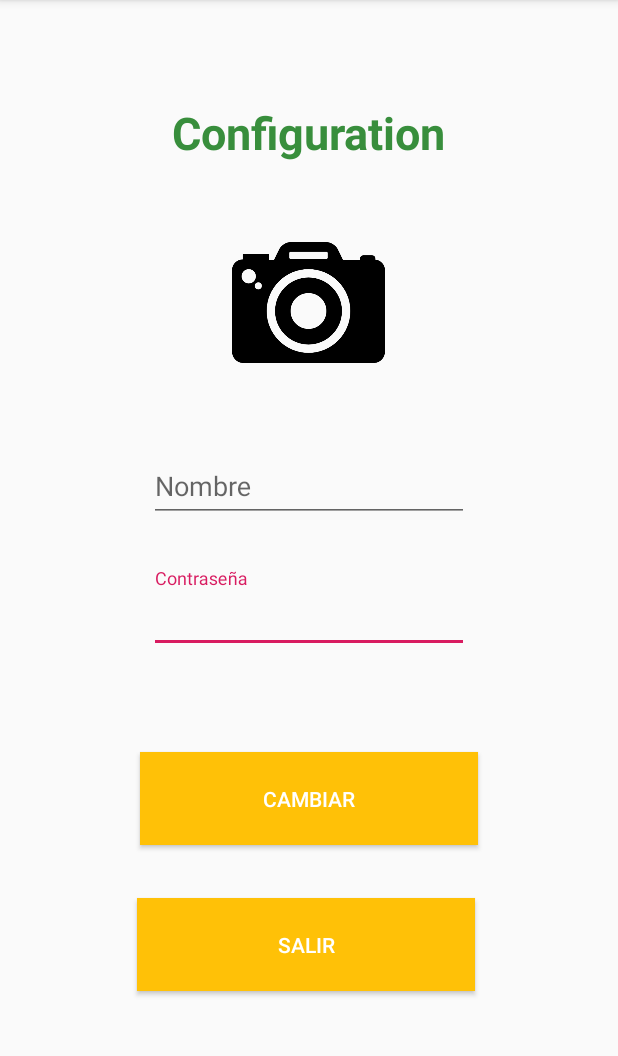
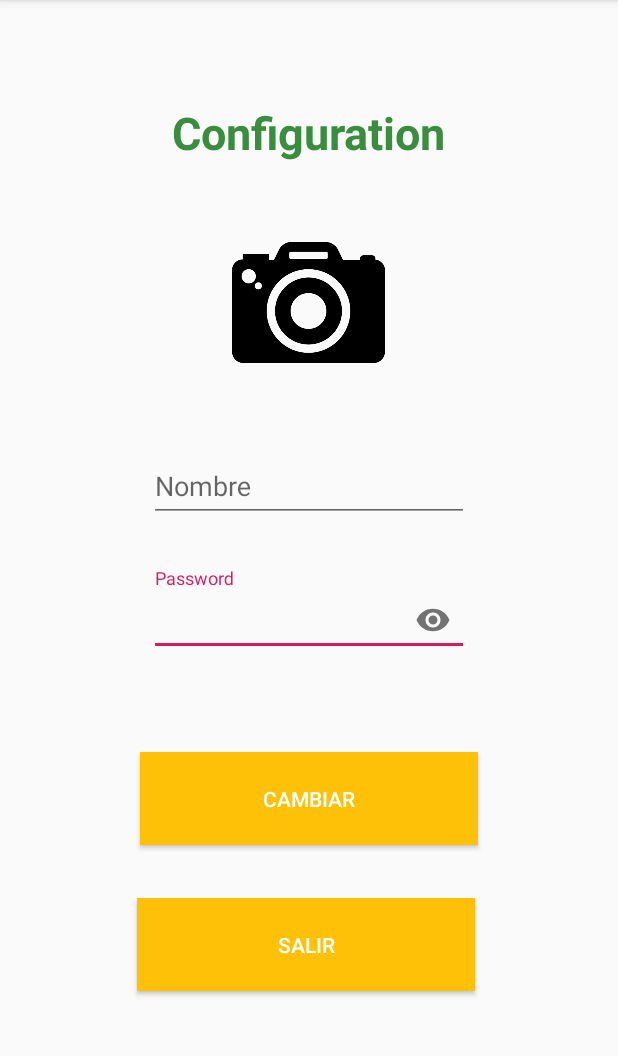
Before and after one commit to AnaBeatrizGilGlez/TFG, an Android app: the Configuracion screen opened directly, with no data from a screen before it, after a tap on an icon or button, on a phone screen of 412 x 824 dp, the part 84-1140 px from its top. Run offline under Robolectric (Android 15) with nearby library versions, the phone set to English and light mode, and no system bars; our stand-ins replace Firebase (no records; nobody signed in at launch, a user with empty details on screens opened directly).

Commit message:
Permite cambiar contraseña, foto y nombre usuario

```diff
--- a/app/src/main/java/com/example/busguideapplication/Configuracion.java
+++ b/app/src/main/java/com/example/busguideapplication/Configuracion.java
@@ -3,6 +3,7 @@ package com.example.busguideapplication;
 import android.content.Intent;
 import android.net.Uri;
 import android.os.Bundle;
+import android.provider.MediaStore;
 import android.support.annotation.Nullable;
 import android.support.v7.app.AppCompatActivity;
 import android.util.Log;
@@ -10,6 +11,7 @@ import android.view.View;
 import android.widget.Button;
 import android.widget.EditText;
 import android.widget.ImageView;
+import android.widget.Toast;
 import com.google.firebase.auth.FirebaseAuth;
 import com.google.firebase.auth.FirebaseUser;
 import com.google.firebase.auth.UserInfo;
@@ -18,35 +20,34 @@ import com.google.firebase.auth.UserProfileChangeRequest;
 public class Configuracion extends AppCompatActivity {
     private static final int CHOOSE_IMAGE = 101;
     private static final String TAG = "Configuracion";
-    EditText contraseña,Nombre;
-    Button cambiar,salir;
+    EditText Contraseña,Nombre;
     ImageView camarafotos;
 
     Uri uriprofile;
-    FirebaseAuth mAuth;
-    Integer aux;
+    String aux="1";
 
     @Override
     protected void onCreate(Bundle savedInstanceState) {
         super.onCreate(savedInstanceState);
         setContentView(R.layout.configuracion);
 
-        //contraseña = findViewById(R.id.contraseña);
+        Contraseña = findViewById(R.id.contraseña);
         Nombre = findViewById(R.id.Nombre);
-        if(!Nombre.equals(null)){
-            aux=1;
-        }
-        /*cambiar= findViewById(R.id.cambiar);
-        salir = findViewById(R.id.salir);
         camarafotos=findViewById(R.id.camarafotos);
-        */
+
         FirebaseAuth firebaseAuth= FirebaseAuth.getInstance();
         FirebaseUser user=firebaseAuth.getCurrentUser();
+        Log.i(TAG, "Usuario" + user.getEmail());
         if (user != null) {
             for (UserInfo profile : user.getProviderData()) {
                 String name = profile.getDisplayName();
+                Uri photoUrl=profile.getPhotoUrl();
                 if(name!=null){
                     Nombre.setText(name);
+                }
+
+                if(photoUrl!=null){
+                    camarafotos.setImageURI(photoUrl);
                 }
             }
         }
@@ -54,21 +55,53 @@ public class Configuracion extends AppCompatActivity {
     }
 
     public void Cambiar_Foto(View view){
-        //showImageChooser();
+        Intent gallery= new Intent(Intent.ACTION_PICK, MediaStore.Images.Media.INTERNAL_CONTENT_URI);
+        startActivityForResult(gallery,CHOOSE_IMAGE);
     }
 
     public void Salir(View view){
-        startActivity(new Intent(Configuracion.this,Ruta.class));
+        startActivity(new Intent(Configuracion.this,Inicio.class));
     }
 
     public void Cambiar_Datos(View view){
         FirebaseAuth firebaseAuth= FirebaseAuth.getInstance();
         FirebaseUser user=firebaseAuth.getCurrentUser();
-        String nombre_nuevo=Nombre.getText().toString();
-        UserProfileChangeRequest profileUpdates = new UserProfileChangeRequest.Builder()
-                .setDisplayName(nombre_nuevo).build();
-        user.updateProfile(profileUpdates);
-        Log.i(TAG,"here"+ nombre_nuevo);
-        startActivity(new Intent(Configuracion.this,Inicio.class));
+        if(!Nombre.getText().toString().isEmpty()) {
+            String nombre_nuevo = Nombre.getText().toString();
+            UserProfileChangeRequest profileUpdates = new UserProfileChangeRequest.Builder()
+                    .setDisplayName(nombre_nuevo).build();
+            user.updateProfile(profileUpdates);
+        }
+
+        if(!Contraseña.getText().toString().isEmpty()){
+            String contraseña_nueva=Contraseña.getText().toString().trim();
+            if(contraseña_nueva.length()< 6){
+                Toast.makeText(this, "La contraseña tiene que tener un tamaño superior o igual a 6. No se ha cambiado la contraseña", Toast.LENGTH_SHORT).show();
+            }else {
+                user.updatePassword(contraseña_nueva);
+                startActivity(new Intent(Configuracion.this,Inicio.class));
+                finish();
+            }
+        }else{
+            startActivity(new Intent(Configuracion.this,Inicio.class));
+        }
+
+        if(aux.equals("1")){
+            startActivity(new Intent(Configuracion.this,Inicio.class));
+        }
+    }
+
+    @Override
+    protected void onActivityResult(int requestCode, int resultCode, Intent data){
+        if(resultCode==RESULT_OK && requestCode==CHOOSE_IMAGE){
+            FirebaseAuth firebaseAuth= FirebaseAuth.getInstance();
+            FirebaseUser user=firebaseAuth.getCurrentUser();
+            uriprofile=data.getData();
+            camarafotos.setImageURI(uriprofile);
+            UserProfileChangeRequest profileUpdates = new UserProfileChangeRequest.Builder()
+                    .setPhotoUri(uriprofile).build();
+            user.updateProfile(profileUpdates);
+            aux="1";
+        }
     }
 }
--- a/app/src/main/res/layout/configuracion.xml
+++ b/app/src/main/res/layout/configuracion.xml
@@ -15,25 +15,27 @@
             app:layout_constraintEnd_toEndOf="parent"
             app:layout_constraintStart_toStartOf="parent"
             app:layout_constraintTop_toTopOf="parent"
-            app:layout_constraintVertical_bias="0.542">
+            app:layout_constraintVertical_bias="0.542"
+            app:passwordToggleEnabled="true">
 
         <EditText
                 android:id="@+id/contraseña"
                 android:layout_width="wrap_content"
-                android:layout_height="46dp"
+                android:layout_height="wrap_content"
                 android:layout_marginStart="8dp"
                 android:layout_marginTop="8dp"
                 android:layout_marginEnd="8dp"
                 android:layout_marginBottom="8dp"
                 android:ems="10"
-                android:hint="Contraseña"
+                android:hint="Password"
+                android:inputType="textPassword"
                 android:textColorLink="@color/Colortitulo"
                 app:layout_constraintBottom_toBottomOf="parent"
                 app:layout_constraintEnd_toEndOf="parent"
                 app:layout_constraintHorizontal_bias="0.503"
                 app:layout_constraintStart_toStartOf="parent"
                 app:layout_constraintTop_toTopOf="parent"
-                app:layout_constraintVertical_bias="0.338" />
+                app:layout_constraintVertical_bias="0.648" />
     </android.support.design.widget.TextInputLayout>
 
     <android.support.design.widget.TextInputLayout
@@ -58,6 +60,7 @@
                 android:layout_marginEnd="8dp"
                 android:layout_marginBottom="8dp"
                 android:ems="10"
+                android:singleLine="true"
                 android:hint="Nombre"
                 android:textColorLink="@color/Colortitulo"
                 app:layout_constraintBottom_toBottomOf="parent"
```
Also changed, not shown: app/src/main/res/layout/iniciar.xml (+5 -6 lines).
